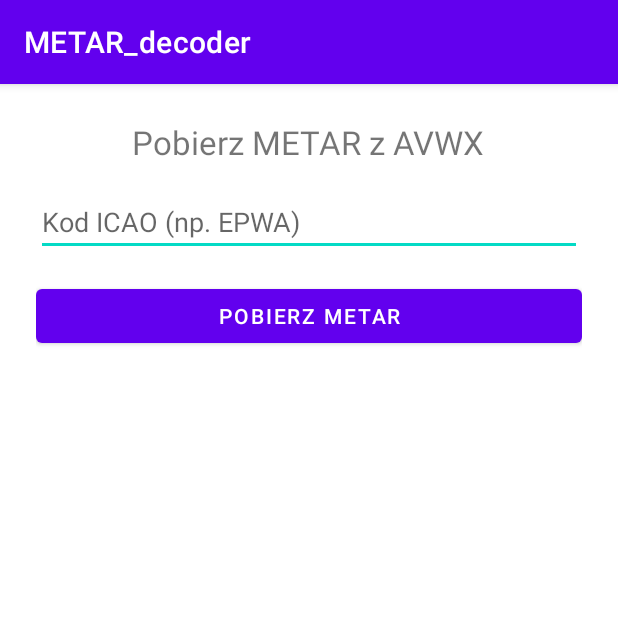
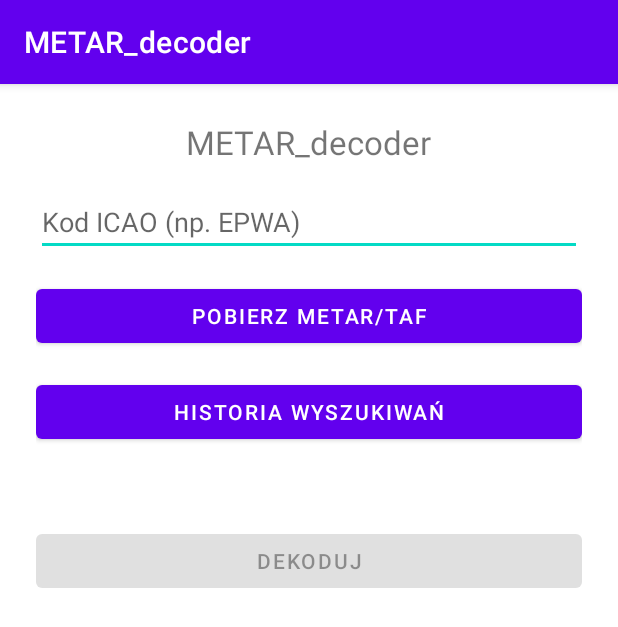
Before and after one commit to mburakowski/METAR-TAF_APP, an Android app: the HomeActivity screen opened directly, with no data from a screen before it, on a phone screen of 412 x 824 dp. Shown: the top 627 px of the screen. Run offline under Robolectric (Android 15) with nearby library versions, the phone set to English and light mode, and no system bars; our stand-ins replace Firebase (no records; nobody signed in at launch, a user with empty details on screens opened directly).

```diff
--- a/METAR_decoder/app/build.gradle.kts
+++ b/METAR_decoder/app/build.gradle.kts
@@ -38,4 +38,7 @@ dependencies {
     implementation("com.google.firebase:firebase-auth-ktx:22.3.1")
     implementation("com.squareup.okhttp3:okhttp:4.11.0")
     implementation("com.google.code.gson:gson:2.10.1")
+    implementation("com.google.firebase:firebase-firestore-ktx:24.11.0")
+
+
 }
--- a/METAR_decoder/app/src/main/AndroidManifest.xml
+++ b/METAR_decoder/app/src/main/AndroidManifest.xml
@@ -1,6 +1,8 @@
 <?xml version="1.0" encoding="utf-8"?>
 <manifest xmlns:android="http://schemas.android.com/apk/res/android"
     package="com.example.metar_decoder">
+
+    <uses-permission android:name="android.permission.POST_NOTIFICATIONS" />
 
     <application
         android:allowBackup="true"
@@ -21,5 +23,4 @@
             </intent-filter>
         </activity>
     </application>
-
 </manifest>
--- a/METAR_decoder/app/src/main/java/com/example/metar_decoder/MetarData.kt
+++ b/METAR_decoder/app/src/main/java/com/example/metar_decoder/MetarData.kt
@@ -12,7 +12,7 @@ data class MetarResponse(
     val visibility: ValueField?,
     val altimeter: ValueField?,
     val flight_rules: String?,
-    val cloudz: List<Cloud>?
+    val clouds: List<Cloud>?
 )
 
 data class Time(val repr: String?)
--- a/METAR_decoder/app/src/main/java/com/example/metar_decoder/MetarUtilis.kt
+++ b/METAR_decoder/app/src/main/java/com/example/metar_decoder/MetarUtilis.kt
@@ -25,7 +25,7 @@ fun parseMetarTime(code: String): String {
 
 @RequiresApi(Build.VERSION_CODES.O)
 fun formatMetar(metar: MetarResponse): String {
-    val cloudsDescription = metar.cloudz?.joinToString("\n") {
+    val cloudsDescription = metar.clouds?.joinToString("\n") {
         val type = when (it.type) {
             "SCT" -> "Rozproszone chmury (SCT)"
             "BKN" -> "Znaczne zachmurzenie (BKN)"
--- a/METAR_decoder/app/src/main/res/layout/activity_home.xml
+++ b/METAR_decoder/app/src/main/res/layout/activity_home.xml
@@ -9,7 +9,7 @@
 
     <TextView
         android:id="@+id/homeTitle"
-        android:text="Pobierz METAR z AVWX"
+        android:text="METAR_decoder"
         android:textSize="22sp"
         android:layout_width="wrap_content"
         android:layout_height="wrap_content"
@@ -17,28 +17,59 @@
 
     <EditText
         android:id="@+id/icaoEditText"
+        android:layout_width="match_parent"
+        android:layout_height="wrap_content"
         android:hint="Kod ICAO (np. EPWA)"
         android:inputType="text"
-        android:maxLength="4"
-        android:layout_width="match_parent"
-        android:layout_height="wrap_content"/>
+        android:maxLength="4" />
 
     <Button
         android:id="@+id/fetchButton"
-        android:text="Pobierz METAR"
+        android:text="POBIERZ METAR/TAF"
         android:layout_width="match_parent"
         android:layout_height="wrap_content"
         android:layout_marginTop="16dp"/>
 
+    <!-- NOWY PRZYCISK -->
+    <Button
+        android:id="@+id/historyButton"
+        android:layout_width="match_parent"
+        android:layout_height="wrap_content"
+        android:text="Historia wyszukiwań"
+        android:layout_marginTop="16dp"/>
+
     <ScrollView
         android:layout_width="match_parent"
-        android:layout_height="wrap_content"
+        android:layout_height="0dp"
+        android:layout_weight="1"
         android:layout_marginTop="16dp">
+        <LinearLayout
+            android:orientation="vertical"
+            android:layout_width="match_parent"
+            android:layout_height="wrap_content">
 
-        <TextView
-            android:id="@+id/resultTextView"
-            android:layout_width="match_parent"
-            android:layout_height="wrap_content"
-            android:text="" />
+            <TextView
+                android:id="@+id/resultTextView"
+                android:layout_width="match_parent"
+                android:layout_height="wrap_content"
+                android:text=""
+                android:textIsSelectable="true"/>
+
+            <Button
+                android:id="@+id/decodeButton"
+                android:layout_width="match_parent"
+                android:layout_height="wrap_content"
+                android:text="Dekoduj"
+                android:enabled="false"
+                android:layout_marginTop="16dp" />
+
+            <TextView
+                android:id="@+id/decodedTextView"
+                android:layout_width="match_parent"
+                android:layout_height="wrap_content"
+                android:textSize="15sp"
+                android:layout_marginTop="12dp"
+                android:textColor="#333" />
+        </LinearLayout>
     </ScrollView>
 </LinearLayout>
--- a/METAR_decoder/gradle/libs.versions.toml
+++ b/METAR_decoder/gradle/libs.versions.toml
@@ -1,5 +1,5 @@
 [versions]
-agp = "8.10.1"
+agp = "8.9.0"
 kotlin = "2.0.21"
 coreKtx = "1.15.0"
 junit = "4.13.2"
```
Also changed, not shown: METAR_decoder/app/src/main/java/com/example/metar_decoder/HistoryActivity.kt (added, +32 -0 lines), METAR_decoder/app/src/main/java/com/example/metar_decoder/HistoryAdapter.kt (added, +33 -0 lines), METAR_decoder/app/src/main/java/com/example/metar_decoder/HomeActivity.kt (+130 -54 lines), METAR_decoder/app/src/main/java/com/example/metar_decoder/LoginActivity.kt (+0 -7 lines), METAR_decoder/app/src/main/java/com/example/metar_decoder/RegisterActivity.kt (+13 -0 lines), METAR_decoder/app/src/main/java/com/example/metar_decoder/TAFData.kt (deleted, +0 -56 lines), METAR_decoder/app/src/main/java/com/example/metar_decoder/TAFUtilis.kt (deleted, +0 -74 lines), METAR_decoder/app/src/main/res/layout/activity_history.xml (added, +19 -0 lines), METAR_decoder/app/src/main/res/layout/activity_register.xml (+8 -0 lines), METAR_decoder/app/src/main/res/layout/item_history.xml (added, +8 -0 lines).
